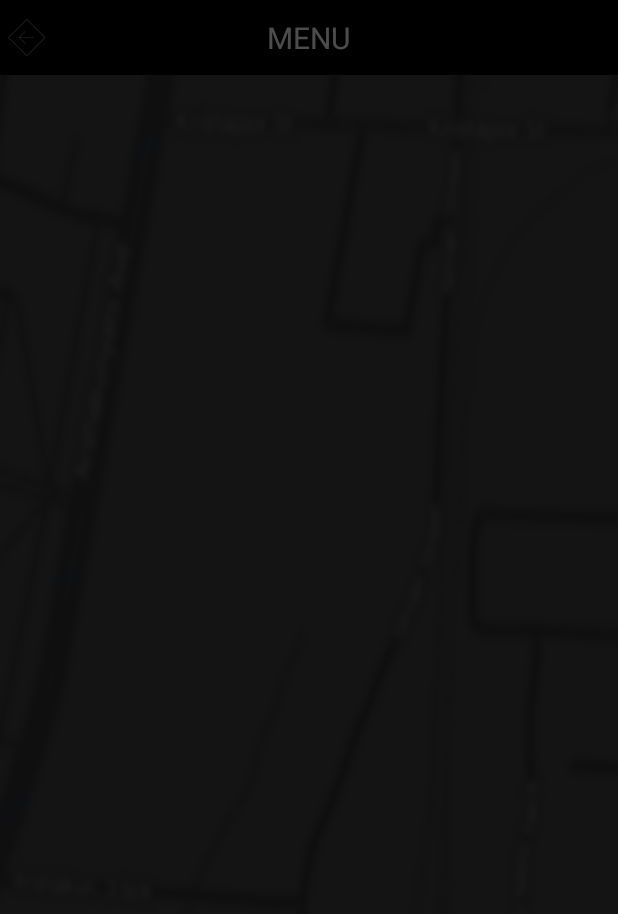
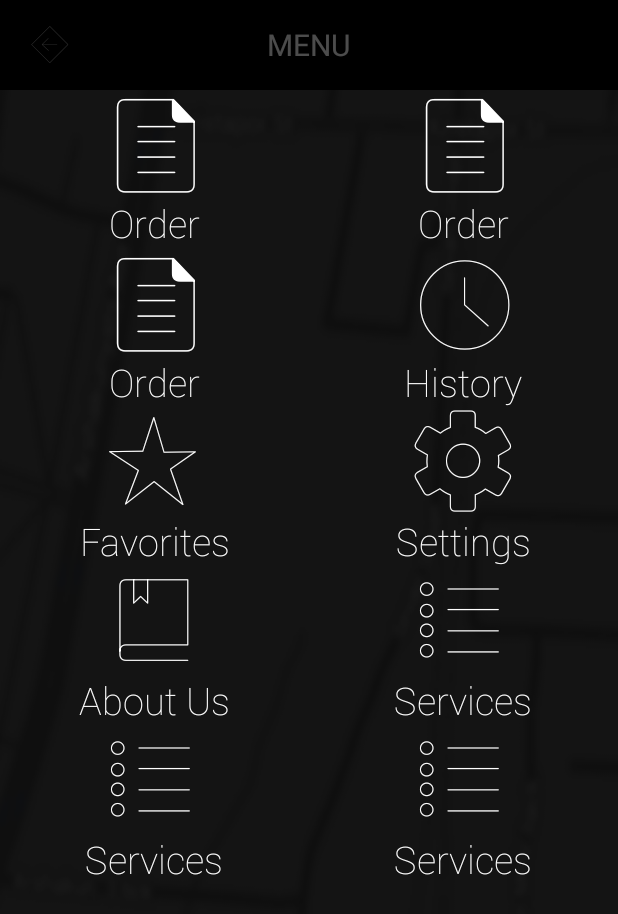
Before and after one commit to VictorGevondyan/TaxiApp, an Android app: the MenuActivity screen opened directly, with no data from a screen before it, after a tap on an icon or button, on a phone screen of 412 x 824 dp. Shown: the top 914 px of the screen. Run offline under Robolectric (Android 15) with nearby library versions, the light colour scheme and no system bars.

Commit message:
start to implement menu

```diff
--- a/app/build.gradle
+++ b/app/build.gradle
@@ -3,6 +3,8 @@ apply plugin: 'com.android.application'
 android {
     compileSdkVersion 23
     buildToolsVersion "23.0.2"
+
+    useLibrary  'org.apache.http.legacy'
 
     defaultConfig {
         applicationId "com.flycode.paradox.taxiuser"
@@ -21,6 +23,8 @@ android {
 
 dependencies {
     compile fileTree(dir: 'libs', include: ['*.jar'])
+    compile files('libs/cz-httpclient-4.3.6.jar')
     testCompile 'junit:junit:4.12'
     compile 'com.android.support:appcompat-v7:23.1.1'
+    compile 'com.loopj.android:android-async-http:1.4.8'
 }
--- a/app/src/main/AndroidManifest.xml
+++ b/app/src/main/AndroidManifest.xml
@@ -1,6 +1,12 @@
 <?xml version="1.0" encoding="utf-8"?>
 <manifest xmlns:android="http://schemas.android.com/apk/res/android"
     package="com.flycode.paradox.taxiuser">
+
+    <uses-permission android:name="android.permission.ACCESS_COARSE_LOCATION" />
+    <uses-permission android:name="android.permission.ACCESS_FINE_LOCATION" />
+    <uses-permission android:name="android.permission.RECEIVE_BOOT_COMPLETED" />
+    <uses-permission android:name="android.permission.INTERNET" />
+    <uses-permission android:name="android.permission.ACCESS_NETWORK_STATE" />
 
     <application
         android:allowBackup="true"
--- a/app/src/main/java/com/flycode/paradox/taxiuser/activities/MenuActivity.java
+++ b/app/src/main/java/com/flycode/paradox/taxiuser/activities/MenuActivity.java
@@ -4,17 +4,26 @@ import android.app.Activity;
 import android.graphics.Typeface;
 import android.os.Bundle;
 import android.view.View;
+import android.widget.AdapterView;
 import android.widget.Button;
+import android.widget.GridView;
 
 import com.flycode.paradox.taxiuser.R;
+import com.flycode.paradox.taxiuser.adapters.MenuGridAdapter;
 import com.flycode.paradox.taxiuser.layouts.SideMenuLayout;
+import com.flycode.paradox.taxiuser.menu_resources.MenuResources;
+import com.flycode.paradox.taxiuser.models.MenuItem;
 import com.flycode.paradox.taxiuser.utils.TypefaceUtils;
+
+import java.util.ArrayList;
 
 /**
  * Created by victor on 12/14/15.
  */
 public class MenuActivity  extends Activity {
     private SideMenuLayout sideMenu;
+    private MenuGridAdapter menuGridAdapter;
+    ArrayList<MenuItem> menuItemsList;
 
     @Override
     protected void onCreate(Bundle savedInstanceState) {
@@ -30,6 +39,19 @@ public class MenuActivity  extends Activity {
         Button closeMenuButton = (Button) findViewById(R.id.close_menu);
         openMenuButton.setTypeface(icomoonTypeface);
         closeMenuButton.setTypeface(icomoonTypeface);
+
+        menuItemsList = new ArrayList<>();
+        initializeMenuItems();
+        menuGridAdapter = new MenuGridAdapter(this, R.layout.item_menu_grid, menuItemsList);
+
+        GridView menuGridView = (GridView) findViewById(R.id.menu_grid);
+        menuGridView.setAdapter(menuGridAdapter);
+        menuGridView.setOnItemClickListener(onMenuItemClickListener);
+    }
+
+    @Override
+    public void onBackPressed() {
+
     }
 
     /**
@@ -43,4 +65,26 @@ public class MenuActivity  extends Activity {
     public void onCloseMenuClicked(View view) {
         sideMenu.toggleMenu();
     }
+
+    AdapterView.OnItemClickListener onMenuItemClickListener = new AdapterView.OnItemClickListener() {
+        @Override
+        public void onItemClick(AdapterView<?> parent, View view, int position, long id) {
+
+
+        }
+    };
+
+    private String getStringResource( int resource){
+        return getResources().getString(resource);
+    }
+
+    public void initializeMenuItems(){
+        int i;
+        MenuItem menuItem;
+        for( i = 0; i< MenuResources.menuIcons.length; i++){
+            menuItem = new MenuItem(MenuResources.menuIcons[i], MenuResources.menuTitles[i]);
+            menuItemsList.add(menuItem);
+        }
+    }
+
 }
--- /dev/null
+++ b/app/src/main/java/com/flycode/paradox/taxiuser/adapters/MenuGridAdapter.java
@@ -0,0 +1,78 @@
+package com.flycode.paradox.taxiuser.adapters;
+
+import android.content.Context;
+import android.graphics.Typeface;
+import android.view.LayoutInflater;
+import android.view.View;
+import android.view.ViewGroup;
+import android.widget.ArrayAdapter;
+import android.widget.TextView;
+
+import com.flycode.paradox.taxiuser.R;
+import com.flycode.paradox.taxiuser.models.MenuItem;
+import com.flycode.paradox.taxiuser.utils.TypefaceUtils;
+
+import java.util.ArrayList;
+
+/**
+ * Created by victor on 12/11/15.
+ */
+public class MenuGridAdapter extends ArrayAdapter<MenuItem> {
+
+    private Context context;
+    private ArrayList<MenuItem> menuItemsList;
+
+
+    public MenuGridAdapter(Context context, int resource, ArrayList<MenuItem> menuItemsList) {
+        super(context, resource, menuItemsList);
+        this.context = context;
+        this.menuItemsList = menuItemsList;
+    }
+
+
+    @Override
+    public View getView(int position, View convertView, ViewGroup parent) {
+        MenuItem menuItem = getItem(position);
+
+        if (convertView == null) {
+            LayoutInflater layoutInflater = (LayoutInflater) context.getSystemService(Context.LAYOUT_INFLATER_SERVICE);
+            convertView = layoutInflater.inflate(R.layout.item_menu_grid, parent, false);
+        }
+
+        Typeface icomoonTypeface = TypefaceUtils.getTypeface(context, TypefaceUtils.AVAILABLE_FONTS.ICOMOON);
+        Typeface robotoThinTypeface = TypefaceUtils.getTypeface(context, TypefaceUtils.AVAILABLE_FONTS.ROBOTO_THIN);
+
+        TextView menuIconTextView = (TextView) convertView.findViewById(R.id.icon);
+        TextView menuTitleTextView = (TextView) convertView.findViewById(R.id.title);
+
+        menuIconTextView.setTypeface(icomoonTypeface);
+        menuTitleTextView.setTypeface(robotoThinTypeface);
+
+        menuIconTextView.setText(menuItem.getIcon());
+        menuTitleTextView.setText(menuItem.getTitle());
+
+        return convertView;
+    }
+
+    @Override
+    public int getCount() {
+        return menuItemsList.size();
+    }
+
+    @Override
+    public MenuItem getItem(int position) {
+        return menuItemsList.get(position);
+    }
+
+    public void setItem( MenuItem menuItem) {
+        menuItemsList.add(0, menuItem);
+        notifyDataSetChanged();
+    }
+
+    public void setItems(ArrayList<MenuItem> menuItemsList) {
+        this.menuItemsList = menuItemsList;
+        notifyDataSetChanged();
+    }
+
+
+}
--- /dev/null
+++ b/app/src/main/java/com/flycode/paradox/taxiuser/menu_resources/MenuResources.java
@@ -0,0 +1,16 @@
+package com.flycode.paradox.taxiuser.menu_resources;
+
+import com.flycode.paradox.taxiuser.R;
+
+/**
+ * Created by victor on 12/21/15.
+ */
+public class MenuResources {
+
+    public static int[] menuIcons = {R.string.icon_order, R.string.icon_order, R.string.icon_order, R.string.icon_history, R.string.icon_favorites, R.string.icon_settings,
+            R.string.icon_about_us, R.string.icon_services, R.string.icon_services, R.string.icon_services};
+
+    public static int[] menuTitles = {R.string.order, R.string.order, R.string.order, R.string.history, R.string.favorites, R.string.settings,
+            R.string.about_us, R.string.services, R.string.services, R.string.services};
+
+}
--- /dev/null
+++ b/app/src/main/java/com/flycode/paradox/taxiuser/models/MenuItem.java
@@ -0,0 +1,24 @@
+package com.flycode.paradox.taxiuser.models;
+
+/**
+ * Created by victor on 12/21/15.
+ */
+public class MenuItem {
+
+    private int icon;
+    private int title;
+
+    public MenuItem(int icon, int title) {
+        this.icon = icon;
+        this.title = title;
+    }
+
+    public int getIcon() {
+        return icon;
+    }
+
+    public int getTitle() {
+        return title;
+    }
+
+}
--- a/app/src/main/res/layout/activity_menu.xml
+++ b/app/src/main/res/layout/activity_menu.xml
@@ -23,6 +23,7 @@
                 android:id="@+id/close_menu"
                 android:layout_width="wrap_content"
                 android:layout_height="wrap_content"
+                android:layout_marginLeft="@dimen/action_bar_button_margin"
                 android:layout_alignParentLeft="true"
                 android:layout_alignParentStart="true"
                 android:layout_centerVertical="true"
@@ -49,6 +50,9 @@
             android:id="@+id/menu_grid"
             android:layout_width="match_parent"
             android:layout_height="match_parent"
+            android:numColumns="2"
+            android:stretchMode="columnWidth"
+            android:gravity="center"
             android:background="@color/black_65_opaque">
         </GridView>
 
--- /dev/null
+++ b/app/src/main/res/layout/item_menu_grid.xml
@@ -0,0 +1,23 @@
+<?xml version="1.0" encoding="utf-8"?>
+<RelativeLayout xmlns:android="http://schemas.android.com/apk/res/android"
+    android:layout_width="match_parent"
+    android:layout_height="match_parent">
+
+    <TextView
+        android:id="@+id/icon"
+        android:layout_width="match_parent"
+        android:layout_height="wrap_content"
+        android:gravity="center"
+        android:textColor="#FFFFFF"
+        android:textSize="@dimen/menu_icon_text_size"/>
+
+    <TextView
+        android:id="@+id/title"
+        android:layout_below="@+id/icon"
+        android:layout_width="match_parent"
+        android:layout_height="wrap_content"
+        android:gravity="center"
+        android:textColor="#FFFFFF"
+        android:textSize="@dimen/menu_title_text_size"/>
+
+</RelativeLayout>
--- a/app/src/main/res/values/colors.xml
+++ b/app/src/main/res/values/colors.xml
@@ -6,4 +6,5 @@
     <color name="black_65_opaque">#A6000000</color>
     <color name="white_30_opaque">#4CFFFFFF</color>
     <color name="green">#37e100</color>
+    <color name="white">#FFFFFF</color>
 </resources>
--- a/app/src/main/res/values/dimens.xml
+++ b/app/src/main/res/values/dimens.xml
@@ -1,3 +1,12 @@
 <resources>
-    <dimen name="action_bar_height">50dp</dimen>
+    <!-- Action Bar -->
+    <dimen name="action_bar_height">60dp</dimen>
+    <dimen name="action_bar_button_margin">15dp</dimen>
+
+    <!-- Menu Grid -->
+    <dimen name="grid_column_width">60dp</dimen>
+    <dimen name="menu_icon_text_size">70sp</dimen>
+    <dimen name="menu_title_text_size">25sp</dimen>
+    <dimen name="close_menu_text_size">40sp</dimen>
+
 </resources>
--- a/app/src/main/res/values/strings.xml
+++ b/app/src/main/res/values/strings.xml
@@ -28,7 +28,7 @@
     <string name="icon_date">&#xe903;</string>
     <string name="icon_distance">&#xe904;</string>
     <string name="icon_exit">&#xe905;</string>
-    <string name="icon_favorite">&#xe906;</string>
+    <string name="icon_favorites">&#xe906;</string>
     <string name="icon_history">&#xe907;</string>
     <string name="icon_location">&#xe908;</string>
     <string name="icon_mail">&#xe909;</string>
```
Also changed, not shown: app/src/main/java/com/flycode/paradox/taxiuser/activities/LoginActivity.java (+30 -3 lines), app/src/main/java/com/flycode/paradox/taxiuser/settings/AppSettings.java (added, +57 -0 lines), app/src/main/java/com/flycode/paradox/taxiuser/talkers/APITalker.java (+190 -162 lines), app/src/main/java/com/flycode/paradox/taxiuser/talkers/LoginHandler.java (added, +10 -0 lines), app/src/main/java/com/flycode/paradox/taxiuser/talkers/TalkersConstants.java (added, +9 -0 lines).
